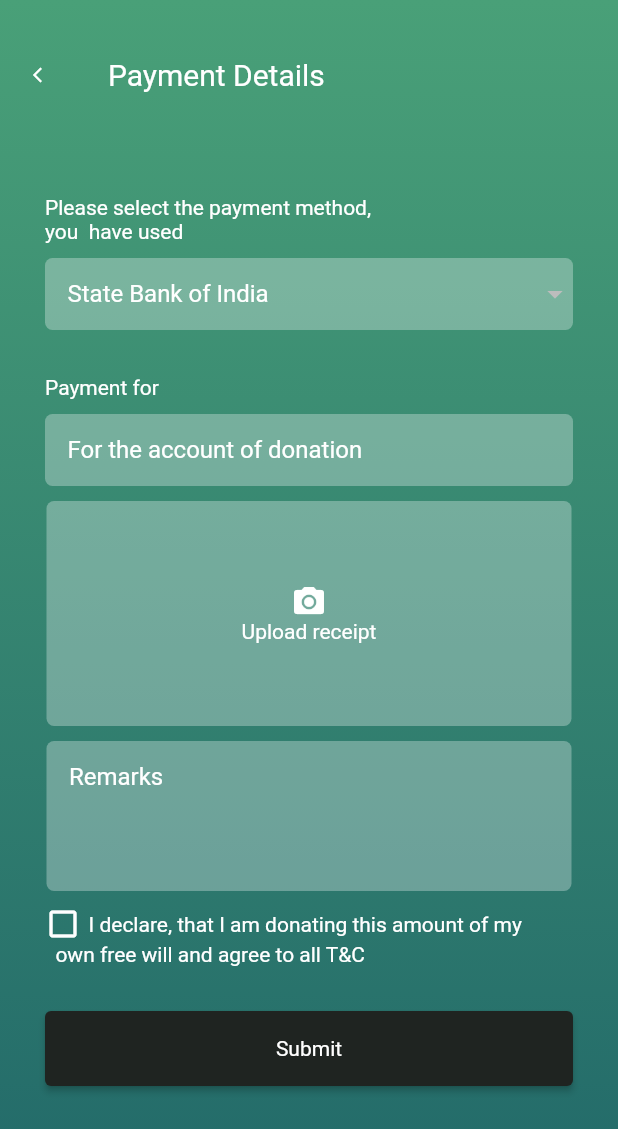
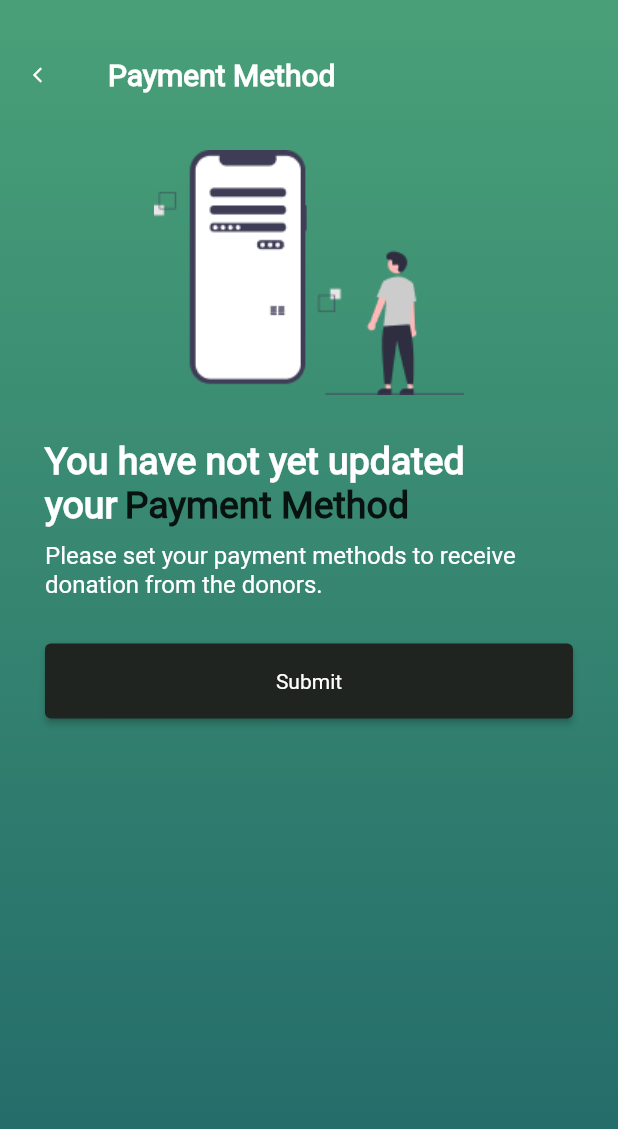
Before and after one commit to Santa160/nkgroup_app, a Flutter app: the screen it shows after launch, on a phone screen of 412 x 824 dp. Shown: the top 1129 px of the screen. Run offline on Flutter 3.47's test engine with Material 2 defaults, Android fonts, the phone set to English and light mode, and no system bars; our stand-ins replace auto_route; missing offline and left inert: country_calling_code_picker.

Commit message:
add payment method

```diff
--- a/lib/src/app/app.widget.dart
+++ b/lib/src/app/app.widget.dart
@@ -2,7 +2,7 @@ import 'package:flutter/material.dart';
 
 import 'package:nkgroup/src/core/core.dart';
 
-import '../pages/Receiver/payement_details.page.dart';
+import '../pages/Receiver/payment_method.dart';
 
 // import 'package:nkgroup/src/router/router.dart';
 
@@ -21,7 +21,7 @@ class MyApp extends StatelessWidget {
       theme: ThemeData(
         fontFamily: 'Roboto',
       ),
-      home: const PaymentDetailsPage(),
+      home: const PaymentMethodPage(),
     );
   }
 }
--- a/lib/src/core/reuseable/resuable.dart
+++ b/lib/src/core/reuseable/resuable.dart
@@ -129,7 +129,10 @@ Container kTextField(String hint) {
   );
 }
 
-SizedBox kSubmitButton(BuildContext context, VoidCallback onpress) {
+SizedBox kSubmitButton(
+  BuildContext context,
+  VoidCallback onpress,
+) {
   return SizedBox(
       height: 50,
       width: MediaQuery.of(context).size.width,
--- a/lib/src/pages/Receiver/payement_details.page.dart
+++ b/lib/src/pages/Receiver/payement_details.page.dart
@@ -8,12 +8,21 @@ class PaymentDetailsPage extends StatelessWidget {
 
   @override
   Widget build(BuildContext context) {
+    // ====================================
     const colorStyle = Colors.white;
+    const double size18 = 18;
+    const double size16 = 16;
+    const double size14 = 14;
+    const double size20 = 20;
+    // =======================================
     return BackgroundWrapper(
       child: Scaffold(
         backgroundColor: Colors.transparent,
         appBar: AppBar(
-          title: const Text('Payment Details'),
+          title: const Text(
+            'Payment Details',
+            style: TextStyle(fontSize: size20, fontWeight: FontWeight.w800),
+          ),
           leading: const Icon(
             Icons.arrow_back_ios,
             size: 12,
@@ -31,24 +40,19 @@ class PaymentDetailsPage extends StatelessWidget {
                 Row(
                   mainAxisAlignment: MainAxisAlignment.start,
                   children: const [
-                    Text(
-                      'Please select the payment method,',
-                      style: TextStyle(color: colorStyle),
+                    Flexible(
+                      child: Text(
+                        'Please select the payment method,'
+                        ' you  have used',
+                        style: TextStyle(
+                            color: colorStyle,
+                            fontSize: size18,
+                            fontWeight: FontWeight.w800),
+                      ),
                     ),
                   ],
                 ),
-                Row(
-                  mainAxisAlignment: MainAxisAlignment.start,
-                  children: const [
-                    Text(
-                      'you  have used',
-                      style: TextStyle(color: colorStyle),
-                    ),
-                  ],
-                ),
-                const SizedBox(
-                  height: 10,
-                ),
+                smallGap(),
                 Container(
                   decoration: BoxDecoration(
                     color: Colors.white.withOpacity(0.3),
@@ -64,7 +68,8 @@ class PaymentDetailsPage extends StatelessWidget {
                           padding: EdgeInsets.symmetric(horizontal: 15),
                           child: Text(
                             'State Bank of India',
-                            style: TextStyle(color: colorStyle),
+                            style:
+                                TextStyle(color: colorStyle, fontSize: size16),
                           ),
                         ),
                         onChanged: (value) {
@@ -79,7 +84,7 @@ class PaymentDetailsPage extends StatelessWidget {
                   children: const [
                     Text(
                       'Payment for',
-                      style: TextStyle(color: colorStyle),
+                      style: TextStyle(color: colorStyle, fontSize: size18),
                     ),
                   ],
                 ),
@@ -148,20 +153,25 @@ class PaymentDetailsPage extends StatelessWidget {
                         SizedBox(
                           width: 5,
                         ),
-                        Text(
-                          'I declare, that I am donating this amount of my ',
-                          style: TextStyle(color: colorStyle),
+                        Flexible(
+                          child: Text(
+                            'I declare, that I am donating this amount of my  own free will and agree to all T&C ',
+                            style: TextStyle(
+                                color: colorStyle,
+                                fontWeight: FontWeight.w600,
+                                fontSize: size14),
+                          ),
                         )
                       ],
                     ),
-                    Row(
-                      children: const [
-                        Text(
-                          '  own free will and agree to all T&C',
-                          style: TextStyle(color: colorStyle),
-                        ),
-                      ],
-                    )
+                    // Row(
+                    //   children: const [
+                    //     Text(
+                    //       '  own free will and agree to all T&C',
+                    //       style: TextStyle(color: colorStyle),
+                    //     ),
+                    //   ],
+                    // )
                   ],
                 ),
                 mediumGap(),
--- a/lib/src/pages/Receiver/payment_method.dart
+++ b/lib/src/pages/Receiver/payment_method.dart
@@ -0,0 +1,95 @@
+import 'package:flutter/material.dart';
+import 'package:nkgroup/src/core/core.dart';
+import 'package:nkgroup/src/core/reuseable/bg.dart';
+
+class PaymentMethodPage extends StatelessWidget {
+  const PaymentMethodPage({super.key});
+
+  @override
+  Widget build(BuildContext context) {
+    // =====================================
+    const double size16 = 16;
+    const double size25 = 25;
+    const colors = Colors.white;
+    const double size20 = 20;
+    // ========================================
+
+    return BackgroundWrapper(
+      child: Scaffold(
+        backgroundColor: Colors.transparent,
+        appBar: AppBar(
+          title: const Text(
+            'Payment Method',
+            style: TextStyle(fontSize: size20, fontWeight: FontWeight.w800),
+          ),
+          leading: const Icon(
+            Icons.arrow_back_ios,
+            size: 12,
+          ),
+          backgroundColor: Colors.transparent,
+          elevation: 0,
+          toolbarHeight: 100,
+        ),
+        body: Padding(
+          padding: globalPading(),
+          child: Column(
+            children: [
+              Row(
+                mainAxisAlignment: MainAxisAlignment.center,
+                children: [
+                  Image.asset('assets/payment1.png'),
+                ],
+              ),
+              mediumGap(),
+              Row(
+                mainAxisAlignment: MainAxisAlignment.start,
+                children: const [
+                  Text(
+                    'You have not yet updated',
+                    style: TextStyle(
+                        fontSize: size25,
+                        color: colors,
+                        fontWeight: FontWeight.w800),
+                  )
+                ],
+              ),
+              Row(
+                mainAxisAlignment: MainAxisAlignment.start,
+                children: const [
+                  Text(
+                    'your',
+                    style: TextStyle(
+                        fontSize: size25,
+                        color: colors,
+                        fontWeight: FontWeight.bold),
+                  ),
+                  SizedBox(
+                    width: 5,
+                  ),
+                  Text(
+                    'Payment Method',
+                    style: TextStyle(fontSize: 25, fontWeight: FontWeight.bold),
+                  )
+                ],
+              ),
+              smallGap(),
+              Row(
+                mainAxisAlignment: MainAxisAlignment.start,
+                children: const [
+                  Flexible(
+                    child: Text(
+                      'Please set your payment methods to receive donation from the donors.',
+                      style: TextStyle(color: colors, fontSize: size16),
+                    ),
+                  ),
+                ],
+              ),
+              mediumGap(),
+              kSubmitButton(context, () {})
+            ],
+          ),
+        ),
+      ),
+    );
+  }
+}
```
Also changed, not shown: lib/src/pages/Receiver/receiver_detail_waiting.page.dart (+40 -19 lines), lib/src/pages/Receiver/receiver_details.page.dart (+40 -13 lines), assets/payment1.png (added), pubspec.lock.
